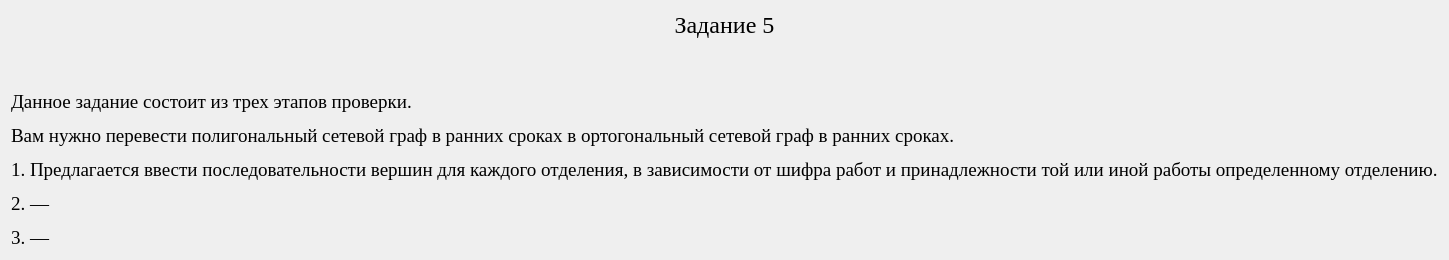
Qt form qt_designer_ui/TextTask5.ui (IvaMarin/Project-Network-Diagram-App) before a commit.
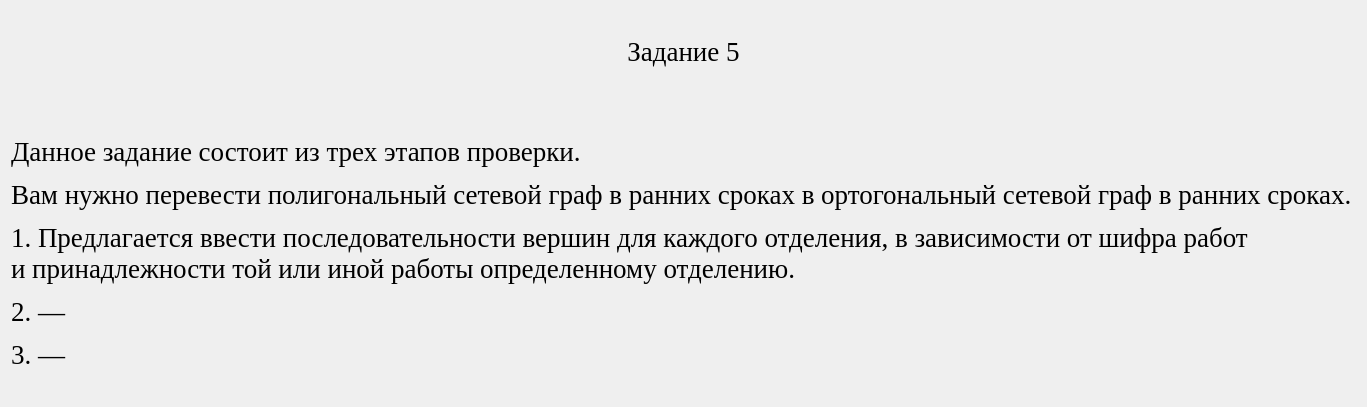
The same form after that commit.

What changed in the file:
```diff
--- a/qt_designer_ui/TextTask5.ui
+++ b/qt_designer_ui/TextTask5.ui
@@ -6,8 +6,8 @@
    <rect>
     <x>0</x>
     <y>0</y>
-    <width>621</width>
-    <height>208</height>
+    <width>1367</width>
+    <height>407</height>
    </rect>
   </property>
   <property name="windowTitle">
@@ -22,7 +22,7 @@
       </font>
      </property>
      <property name="text">
-      <string>&lt;html&gt;&lt;head/&gt;&lt;body&gt;&lt;p align=&quot;center&quot;&gt;&lt;span style=&quot; font-size:18pt;&quot;&gt;Задание 5&lt;/span&gt;&lt;/p&gt;&lt;p align=&quot;center&quot;&gt;&lt;br/&gt;&lt;/p&gt;&lt;p&gt;&lt;span style=&quot; font-size:14pt;&quot;&gt;Данное задание состоит из трех этапов проверки.&lt;/span&gt;&lt;/p&gt;&lt;p&gt;&lt;span style=&quot; font-size:14pt;&quot;&gt;Вам нужно перевести полигональный сетевой граф в ранних сроках в ортогональный сетевой граф в ранних сроках.&lt;/span&gt;&lt;/p&gt;&lt;p&gt;&lt;span style=&quot; font-size:14pt;&quot;&gt;1. Предлагается ввести последовательности вершин для каждого отделения, в зависимости от шифра работ и      принадлежности той или иной работы определенному отделению.&lt;/span&gt;&lt;/p&gt;&lt;p&gt;&lt;span style=&quot; font-size:14pt;&quot;&gt;2. —&lt;/span&gt;&lt;/p&gt;&lt;p&gt;&lt;span style=&quot; font-size:14pt;&quot;&gt;3. —  &lt;/span&gt;&lt;/p&gt;&lt;/body&gt;&lt;/html&gt;</string>
+      <string>&lt;html&gt;&lt;head/&gt;&lt;body&gt;&lt;p align=&quot;center&quot;&gt;&lt;span style=&quot; font-size:20pt;&quot;&gt;Задание 5&lt;/span&gt;&lt;/p&gt;&lt;p align=&quot;center&quot;&gt;&lt;span style=&quot; font-size:20pt;&quot;&gt;&lt;br/&gt;&lt;/span&gt;&lt;/p&gt;&lt;p&gt;&lt;span style=&quot; font-size:20pt;&quot;&gt;Данное задание состоит из трех этапов проверки.&lt;/span&gt;&lt;/p&gt;&lt;p&gt;&lt;span style=&quot; font-size:20pt;&quot;&gt;Вам нужно перевести полигональный сетевой граф в ранних сроках в ортогональный сетевой граф в ранних сроках.&lt;/span&gt;&lt;/p&gt;&lt;p&gt;&lt;span style=&quot; font-size:20pt;&quot;&gt;1. Предлагается ввести последовательности вершин для каждого отделения, в зависимости от шифра работ&lt;br/&gt;и принадлежности той или иной работы определенному отделению.&lt;/span&gt;&lt;/p&gt;&lt;p&gt;&lt;span style=&quot; font-size:20pt;&quot;&gt;2. —&lt;/span&gt;&lt;/p&gt;&lt;p&gt;&lt;span style=&quot; font-size:20pt;&quot;&gt;3. — &lt;/span&gt;&lt;/p&gt;&lt;/body&gt;&lt;/html&gt;</string>
      </property>
     </widget>
    </item>
```
